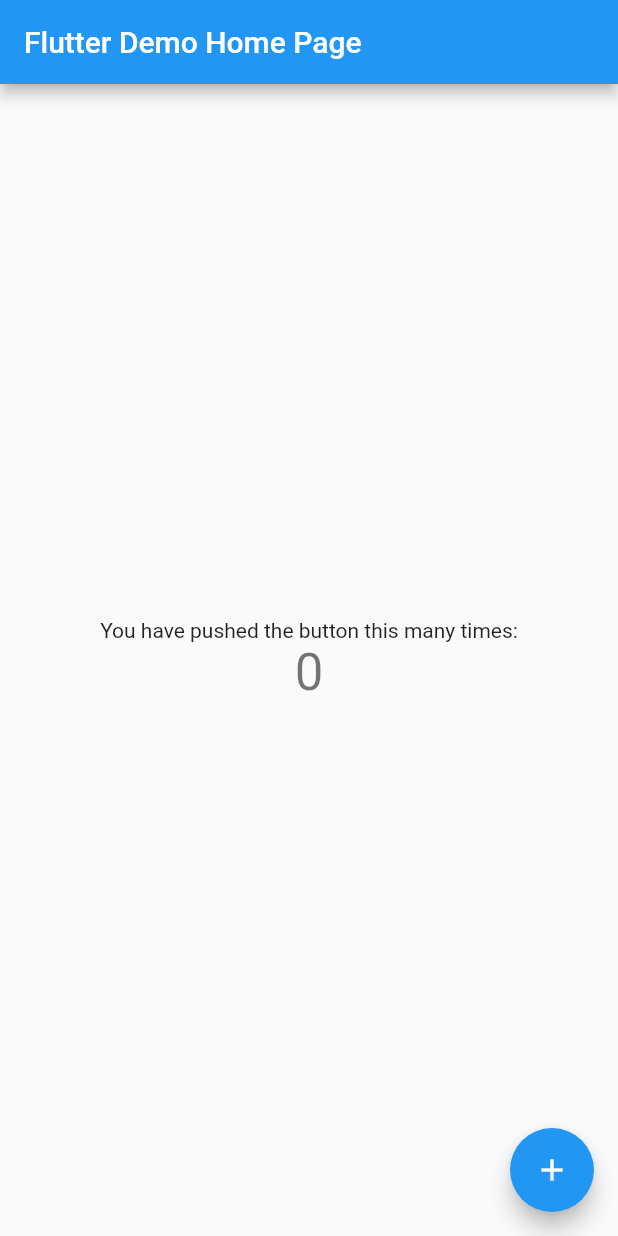
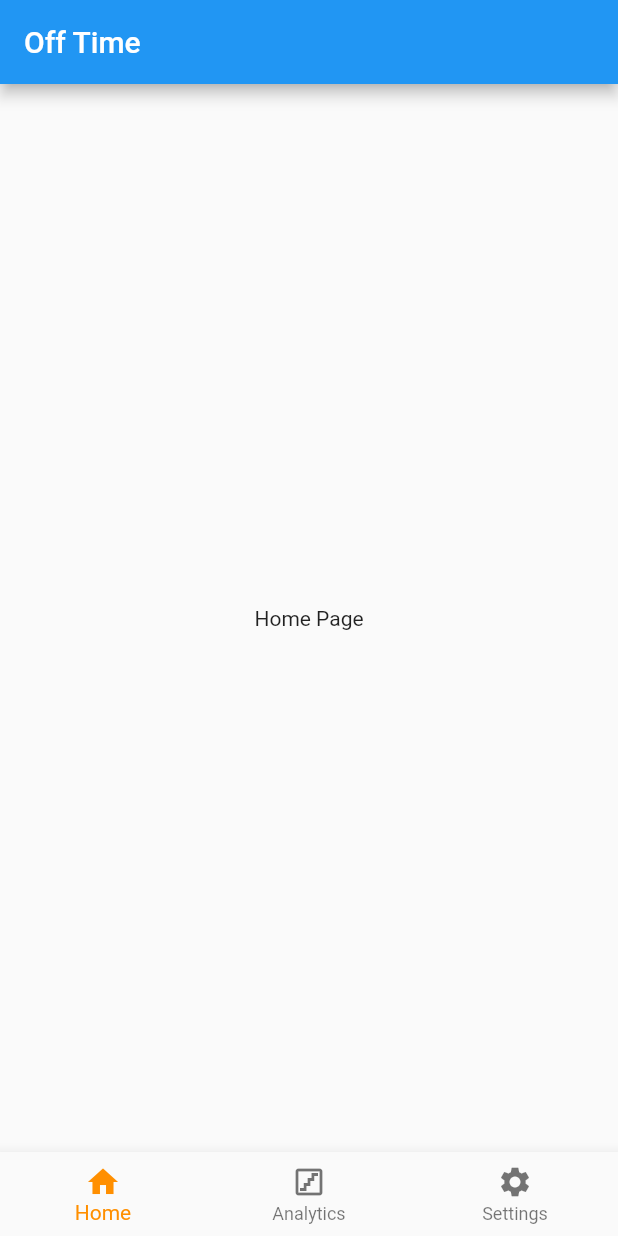
Before and after one commit to issue-one/offTime_android_app, a Flutter app: the screen it shows after launch, on a phone screen of 412 x 824 dp. Run offline on Flutter 3.47's test engine with Material 2 defaults, Android fonts, the phone set to English and light mode, and no system bars.

Commit message:
skelton for the project

```diff
--- a/lib/main.dart
+++ b/lib/main.dart
@@ -1,117 +1,84 @@
+/// Flutter code sample for BottomNavigationBar
+
+// This example shows a [BottomNavigationBar] as it is used within a [Scaffold]
+// widget. The [BottomNavigationBar] has three [BottomNavigationBarItem]
+// widgets and the [currentIndex] is set to index 0. The selected item is
+// amber. The `_onItemTapped` function changes the selected item's index
+// and displays a corresponding message in the center of the [Scaffold].
+//
+// ![A scaffold with a bottom navigation bar containing three bottom navigation
+// bar items. The first one is selected.](https://flutter.github.io/assets-for-api-docs/assets/material/bottom_navigation_bar.png)
+
 import 'package:flutter/material.dart';
+import 'package:offTime/screens/analytics_screen/AnalyticsPage.dart';
+import 'package:offTime/screens/home_screen/HomePage.dart';
+import 'package:offTime/screens/settings_screen/SettingsPage.dart';
 
-void main() {
-  runApp(MyApp());
-}
+void main() => runApp(MyApp());
 
+/// This is the main application widget.
 class MyApp extends StatelessWidget {
-  // This widget is the root of your application.
+  static const String _title = 'Flutter Code Sample';
+
   @override
   Widget build(BuildContext context) {
     return MaterialApp(
-      title: 'Flutter Demo',
-      theme: ThemeData(
-        // This is the theme of your application.
-        //
-        // Try running your application with "flutter run". You'll see the
-        // application has a blue toolbar. Then, without quitting the app, try
-        // changing the primarySwatch below to Colors.green and then invoke
-        // "hot reload" (press "r" in the console where you ran "flutter run",
-        // or simply save your changes to "hot reload" in a Flutter IDE).
-        // Notice that the counter didn't reset back to zero; the application
-        // is not restarted.
-        primarySwatch: Colors.blue,
-        // This makes the visual density adapt to the platform that you run
-        // the app on. For desktop platforms, the controls will be smaller and
-        // closer together (more dense) than on mobile platforms.
-        visualDensity: VisualDensity.adaptivePlatformDensity,
-      ),
-      home: MyHomePage(title: 'Flutter Demo Home Page'),
+      title: _title,
+      home: MyStatefulWidget(),
     );
   }
 }
 
-class MyHomePage extends StatefulWidget {
-  MyHomePage({Key key, this.title}) : super(key: key);
-
-  // This widget is the home page of your application. It is stateful, meaning
-  // that it has a State object (defined below) that contains fields that affect
-  // how it looks.
-
-  // This class is the configuration for the state. It holds the values (in this
-  // case the title) provided by the parent (in this case the App widget) and
-  // used by the build method of the State. Fields in a Widget subclass are
-  // always marked "final".
-
-  final String title;
+/// This is the stateful widget that the main application instantiates.
+class MyStatefulWidget extends StatefulWidget {
+  MyStatefulWidget({Key key}) : super(key: key);
 
   @override
-  _MyHomePageState createState() => _MyHomePageState();
+  _MyStatefulWidgetState createState() => _MyStatefulWidgetState();
 }
 
-class _MyHomePageState extends State<MyHomePage> {
-  int _counter = 0;
+/// This is the private State class that goes with MyStatefulWidget.
+class _MyStatefulWidgetState extends State<MyStatefulWidget> {
+  List<Widget> pages = [
+    HomePage(),
+    AnalyticsPage(),
+    SettingsPage(),
+  ];
 
-  void _incrementCounter() {
+  int _selectedIndex = 0;
+
+  void _onItemTapped(int index) {
     setState(() {
-      // This call to setState tells the Flutter framework that something has
-      // changed in this State, which causes it to rerun the build method below
-      // so that the display can reflect the updated values. If we changed
-      // _counter without calling setState(), then the build method would not be
-      // called again, and so nothing would appear to happen.
-      _counter++;
+      _selectedIndex = index;
     });
   }
 
   @override
   Widget build(BuildContext context) {
-    // This method is rerun every time setState is called, for instance as done
-    // by the _incrementCounter method above.
-    //
-    // The Flutter framework has been optimized to make rerunning build methods
-    // fast, so that you can just rebuild anything that needs updating rather
-    // than having to individually change instances of widgets.
     return Scaffold(
       appBar: AppBar(
-        // Here we take the value from the MyHomePage object that was created by
-        // the App.build method, and use it to set our appbar title.
-        title: Text(widget.title),
+        title: const Text('Off Time '),
       ),
-      body: Center(
-        // Center is a layout widget. It takes a single child and positions it
-        // in the middle of the parent.
-        child: Column(
-          // Column is also a layout widget. It takes a list of children and
-          // arranges them vertically. By default, it sizes itself to fit its
-          // children horizontally, and tries to be as tall as its parent.
-          //
-          // Invoke "debug painting" (press "p" in the console, choose the
-          // "Toggle Debug Paint" action from the Flutter Inspector in Android
-          // Studio, or the "Toggle Debug Paint" command in Visual Studio Code)
-          // to see the wireframe for each widget.
-          //
-          // Column has various properties to control how it sizes itself and
-          // how it positions its children. Here we use mainAxisAlignment to
-          // center the children vertically; the main axis here is the vertical
-          // axis because Columns are vertical (the cross axis would be
-          // horizontal).
-          mainAxisAlignment: MainAxisAlignment.center,
-          children: <Widget>[
-            Text(
-              'You have pushed the button this many times:',
-            ),
-            Text(
-              '$_counter',
-              style: Theme.of(context).textTheme.headline4,
-            ),
-          ],
-        ),
+      body: pages[_selectedIndex],
+      bottomNavigationBar: BottomNavigationBar(
+        items: const <BottomNavigationBarItem>[
+          BottomNavigationBarItem(
+            icon: Icon(Icons.home),
+            label: 'Home',
+          ),
+          BottomNavigationBarItem(
+            icon: Icon(Icons.stairs_outlined),
+            label: 'Analytics',
+          ),
+          BottomNavigationBarItem(
+            icon: Icon(Icons.settings),
+            label: 'Settings',
+          ),
+        ],
+        currentIndex: _selectedIndex,
+        selectedItemColor: Colors.amber[800],
+        onTap: _onItemTapped,
       ),
-      floatingActionButton: FloatingActionButton(
-        onPressed: _incrementCounter,
-        tooltip: 'Increment',
-        child: Icon(Icons.add),
-      ), // This trailing comma makes auto-formatting nicer for build methods.
     );
   }
 }
--- a/lib/screens/home_screen/HomePage.dart
+++ b/lib/screens/home_screen/HomePage.dart
@@ -0,0 +1,17 @@
+import 'package:flutter/material.dart';
+
+class HomePage extends StatefulWidget {
+  @override
+  _HomePageState createState() => _HomePageState();
+}
+
+class _HomePageState extends State<HomePage> {
+  @override
+  Widget build(BuildContext context) {
+    return Scaffold(
+      body: Center(
+        child: Text("Home Page"),
+      ),
+    );
+  }
+}
```
Also changed, not shown: lib/screens/analytics_screen/AnalyticsPage.dart (added, +17 -0 lines), lib/screens/settings_screen/SettingsPage.dart (+17 -0 lines), lib/screens/analysis_screen/AnalysisPage.dart (deleted).
